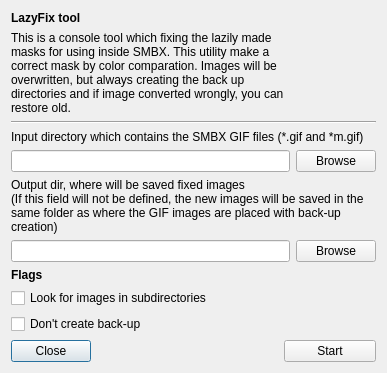
First picture: the form in Editor/tools/external_tools/lazyfixtool_gui.ui, repository WohlSoft/Moondust-Project, before the edit.
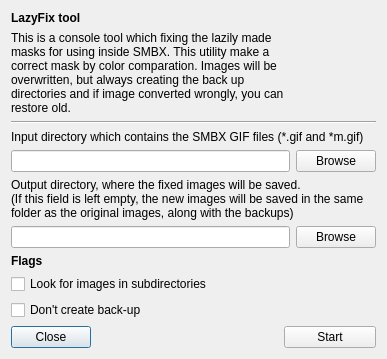
Second picture: the form after the edit. Icons and pictures are not drawn.

Diff of the .ui file:
```diff
--- a/Editor/tools/external_tools/lazyfixtool_gui.ui
+++ b/Editor/tools/external_tools/lazyfixtool_gui.ui
@@ -36,8 +36,8 @@
    <item row="5" column="0" colspan="5">
     <widget class="QLabel" name="label_5">
      <property name="text">
-      <string>Output dir, where will be saved fixed images
-(If this field will not be defined, the new images will be saved in the same folder as where the GIF images are placed with back-up creation)</string>
+      <string>Output directory, where the fixed images will be saved.
+(If this field is left empty, the new images will be saved in the same folder as the original images, along with the backups)</string>
      </property>
      <property name="alignment">
       <set>Qt::AlignBottom|Qt::AlignLeading|Qt::AlignLeft</set>
```
